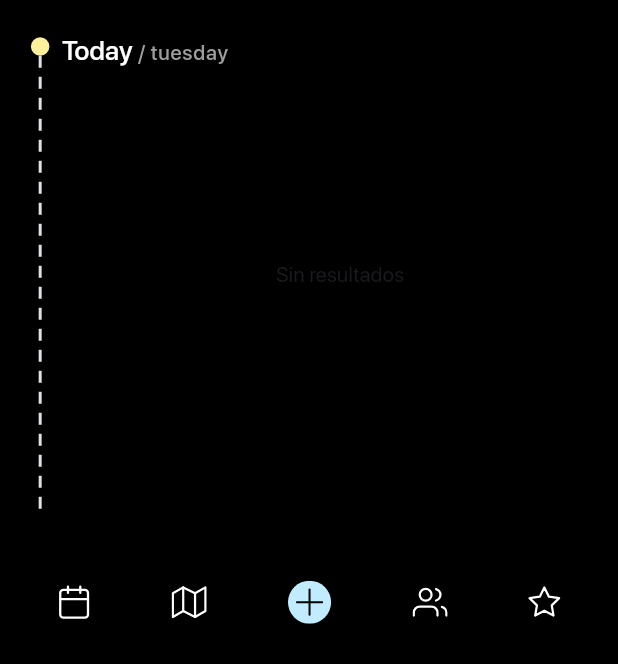
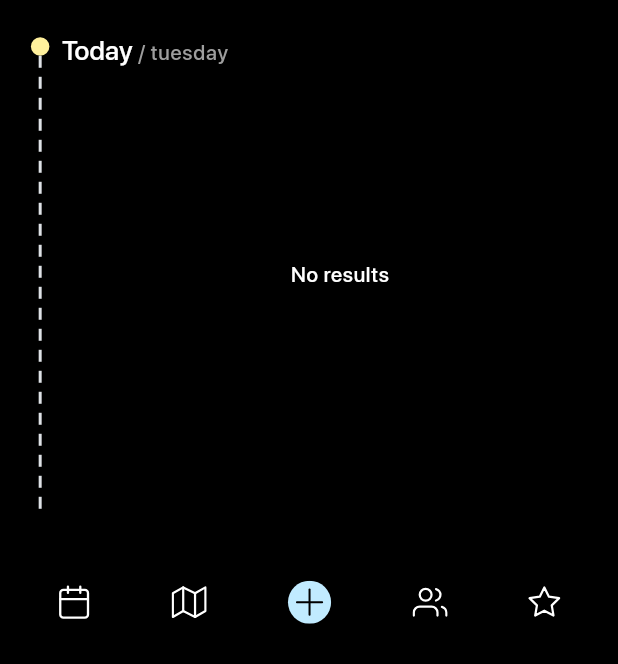
Before and after one commit to DarienRomero/SportsApp, a Flutter app: the screen it shows after launch, after a tap on "Sports", after a tap on "Kids", after a tap on "Creative", on a phone screen of 412 x 824 dp, the part 572-1236 px from its top. Run offline on Flutter 3.47's test engine with Material 3 defaults, Android fonts, the phone set to English and light mode, and no system bars; drawn by our look-alikes of dotted_line, percent_indicator; our stand-ins replace animate_do, dartz, equatable, flutter_bloc, flutter_svg, get_it and 1 more.

Commit message:
minor changes

```diff
--- a/lib/features/common/presentation/widgets/empty_view.dart
+++ b/lib/features/common/presentation/widgets/empty_view.dart
@@ -26,8 +26,8 @@ class EmptyView extends StatelessWidget {
   Widget build(BuildContext context) {
     return SizedBox(
       height: mqHeigth(context, heigth),
-      child: const Center(
-        child: Text("Sin resultados"), // Displays a static placeholder message.
+      child: Center(
+        child: Text("No results", style: Theme.of(context).textTheme.labelSmall), // Displays a static placeholder message.
       ),
     );
   }
```
